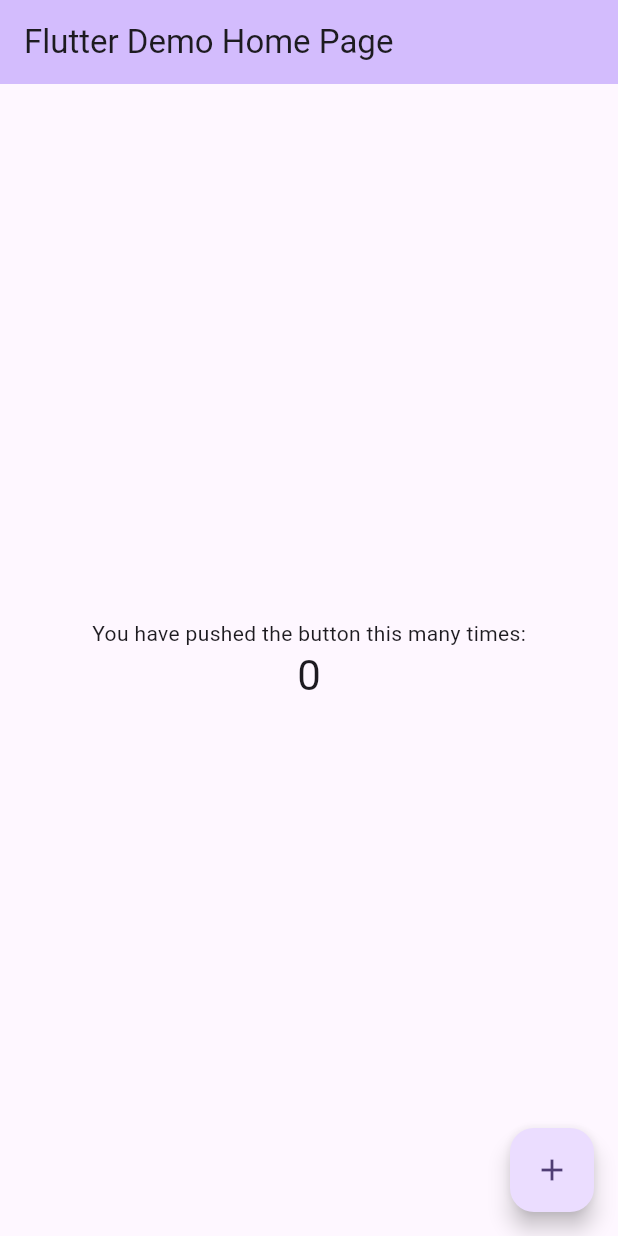
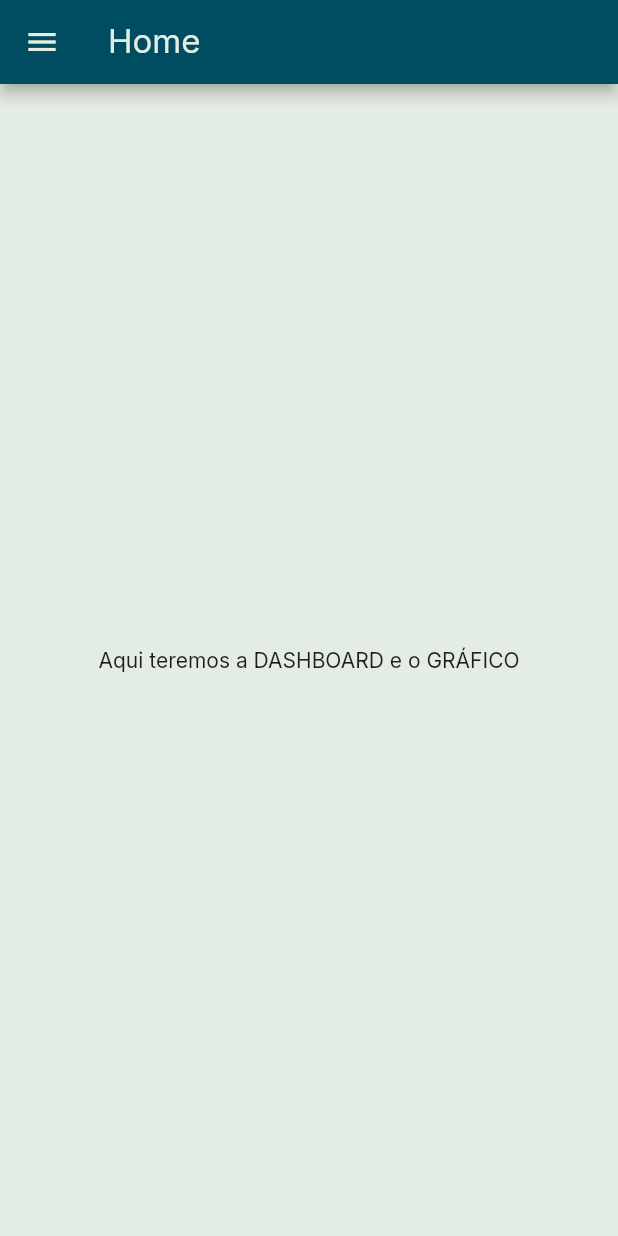
Before and after one commit to sucodelarangela/tech-challenge-flutter, a Flutter app: the screen it shows after launch, on a phone screen of 412 x 824 dp. Run offline on Flutter 3.47's test engine with Material 3 defaults, Android fonts, the phone set to English and light mode, and no system bars.

Commit message:
feat: drawer, routes and basic screens scaffolds

```diff
--- a/lib/main.dart
+++ b/lib/main.dart
@@ -1,122 +1,45 @@
 import 'package:flutter/material.dart';
+import 'package:tech_challenge_flutter/screens/home_screen.dart';
+import 'package:tech_challenge_flutter/screens/transactions_screen.dart';
+import 'package:tech_challenge_flutter/utils/app_routes.dart';
 
-void main() {
-  runApp(const MyApp());
-}
+void main() => runApp(MyApp());
 
 class MyApp extends StatelessWidget {
   const MyApp({super.key});
 
-  // This widget is the root of your application.
   @override
   Widget build(BuildContext context) {
     return MaterialApp(
-      title: 'Flutter Demo',
+      title: 'Bytebank',
+
+      // THEME:
       theme: ThemeData(
-        // This is the theme of your application.
-        //
-        // TRY THIS: Try running your application with "flutter run". You'll see
-        // the application has a purple toolbar. Then, without quitting the app,
-        // try changing the seedColor in the colorScheme below to Colors.green
-        // and then invoke "hot reload" (save your changes or press the "hot
-        // reload" button in a Flutter-supported IDE, or press "r" if you used
-        // the command line to start the app).
-        //
-        // Notice that the counter didn't reset back to zero; the application
-        // state is not lost during the reload. To reset the state, use hot
-        // restart instead.
-        //
-        // This works for code too, not just values: Most code changes can be
-        // tested with just a hot reload.
-        colorScheme: ColorScheme.fromSeed(seedColor: Colors.deepPurple),
+        useMaterial3: false,
+        primarySwatch: Colors.cyan,
+        colorScheme: ColorScheme.fromSwatch(
+          primarySwatch: Colors.cyan,
+        ).copyWith(
+          primary: Color(0xff004d61),
+          secondary: Color.fromRGBO(132, 204, 22, 1),
+        ),
+        canvasColor: Color(0xffe4ede3),
+        fontFamily: 'Inter',
+        appBarTheme: const AppBarTheme(
+          iconTheme: IconThemeData(color: Color(0xffe4ede3)),
+          titleTextStyle: TextStyle(
+            fontFamily: 'Inter',
+            fontSize: 22,
+            color: Color(0xffe4ede3),
+          ),
+        ),
       ),
-      home: const MyHomePage(title: 'Flutter Demo Home Page'),
+
+      // ROTAS DE NAVEGAÇÃO
+      routes: {
+        AppRoutes.HOME: (ctx) => HomeScreen(),
+        AppRoutes.TRANSACTIONS: (ctx) => TransactionsScreen(),
+      },
     );
   }
 }
-
-class MyHomePage extends StatefulWidget {
-  const MyHomePage({super.key, required this.title});
-
-  // This widget is the home page of your application. It is stateful, meaning
-  // that it has a State object (defined below) that contains fields that affect
-  // how it looks.
-
-  // This class is the configuration for the state. It holds the values (in this
-  // case the title) provided by the parent (in this case the App widget) and
-  // used by the build method of the State. Fields in a Widget subclass are
-  // always marked "final".
-
-  final String title;
-
-  @override
-  State<MyHomePage> createState() => _MyHomePageState();
-}
-
-class _MyHomePageState extends State<MyHomePage> {
-  int _counter = 0;
-
-  void _incrementCounter() {
-    setState(() {
-      // This call to setState tells the Flutter framework that something has
-      // changed in this State, which causes it to rerun the build method below
-      // so that the display can reflect the updated values. If we changed
-      // _counter without calling setState(), then the build method would not be
-      // called again, and so nothing would appear to happen.
-      _counter++;
-    });
-  }
-
-  @override
-  Widget build(BuildContext context) {
-    // This method is rerun every time setState is called, for instance as done
-    // by the _incrementCounter method above.
-    //
-    // The Flutter framework has been optimized to make rerunning build methods
-    // fast, so that you can just rebuild anything that needs updating rather
-    // than having to individually change instances of widgets.
-    return Scaffold(
-      appBar: AppBar(
-        // TRY THIS: Try changing the color here to a specific color (to
-        // Colors.amber, perhaps?) and trigger a hot reload to see the AppBar
-        // change color while the other colors stay the same.
-        backgroundColor: Theme.of(context).colorScheme.inversePrimary,
-        // Here we take the value from the MyHomePage object that was created by
-        // the App.build method, and use it to set our appbar title.
-        title: Text(widget.title),
-      ),
-      body: Center(
-        // Center is a layout widget. It takes a single child and positions it
-        // in the middle of the parent.
-        child: Column(
-          // Column is also a layout widget. It takes a list of children and
-          // arranges them vertically. By default, it sizes itself to fit its
-          // children horizontally, and tries to be as tall as its parent.
-          //
-          // Column has various properties to control how it sizes itself and
-          // how it positions its children. Here we use mainAxisAlignment to
-          // center the children vertically; the main axis here is the vertical
-          // axis because Columns are vertical (the cross axis would be
-          // horizontal).
-          //
-          // TRY THIS: Invoke "debug painting" (choose the "Toggle Debug Paint"
-          // action in the IDE, or press "p" in the console), to see the
-          // wireframe for each widget.
-          mainAxisAlignment: MainAxisAlignment.center,
-          children: <Widget>[
-            const Text('You have pushed the button this many times:'),
-            Text(
-              '$_counter',
-              style: Theme.of(context).textTheme.headlineMedium,
-            ),
-          ],
-        ),
-      ),
-      floatingActionButton: FloatingActionButton(
-        onPressed: _incrementCounter,
-        tooltip: 'Increment',
-        child: const Icon(Icons.add),
-      ), // This trailing comma makes auto-formatting nicer for build methods.
-    );
-  }
-}
--- /dev/null
+++ b/lib/screens/home_screen.dart
@@ -0,0 +1,17 @@
+import 'package:flutter/material.dart';
+import 'package:tech_challenge_flutter/widgets/main_drawer.dart';
+
+class HomeScreen extends StatelessWidget {
+  const HomeScreen({super.key});
+
+  @override
+  Widget build(BuildContext context) {
+    return Scaffold(
+      appBar: AppBar(title: Text('Home')),
+
+      drawer: MainDrawer(),
+
+      body: Center(child: Text('Aqui teremos a DASHBOARD e o GRÁFICO')),
+    );
+  }
+}
--- /dev/null
+++ b/lib/utils/app_routes.dart
@@ -0,0 +1,8 @@
+// ignore_for_file: constant_identifier_names
+
+class AppRoutes {
+  static const HOME = '/'; // Dashboard e gráfico
+  static const LOGIN = '/login';
+  static const TRANSACTIONS = '/transactions'; // Lista de transações
+  // static const SPLASH_SCREEN = '/'; // será usado quando precisar verificar o status de logado do usuário
+}
```
Also changed, not shown: lib/screens/transactions_screen.dart (added, +17 -0 lines), lib/widgets/main_drawer.dart (added, +65 -0 lines), 2 other files.
